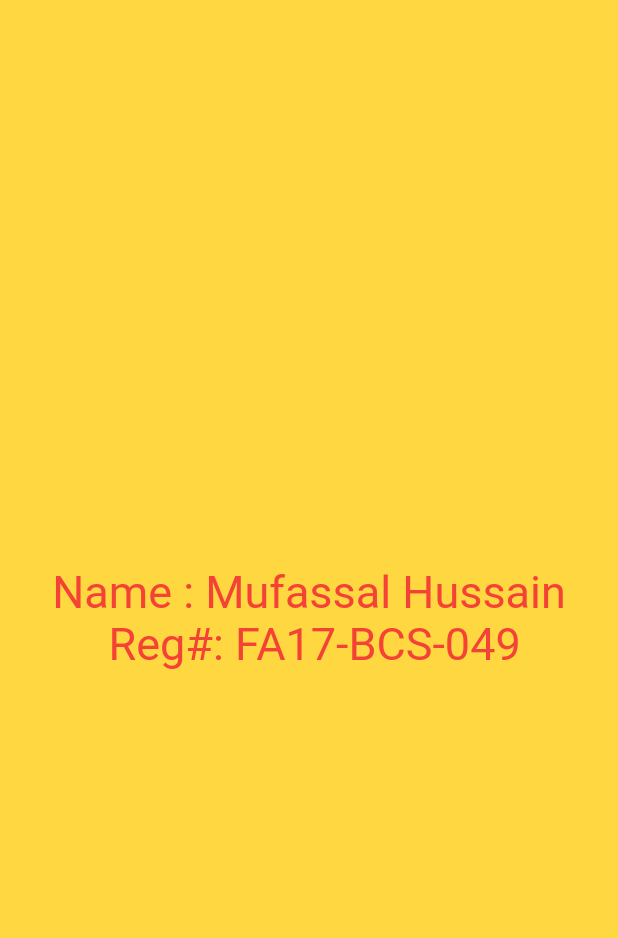
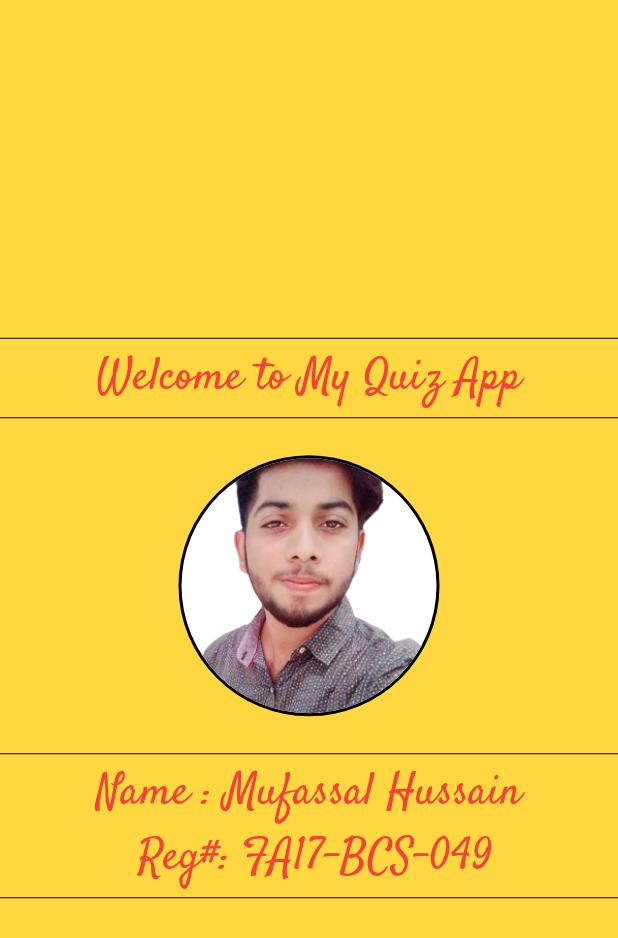
Before and after one commit to mufassalhussain/BSCS_B15_SEC_A_049, a Flutter app: the splashscreen screen opened directly, on a phone screen of 412 x 824 dp. Shown: the top 938 px of the screen. Run offline on Flutter 3.47's test engine with Material 2 defaults, Android fonts, the phone set to English and light mode, and no system bars; our stand-ins replace audioplayers.

Commit message:
added my pic in splash screen
my pic in splash screen,added font,added pics and update pubspec

```diff
--- a/quizapp_project/lib/splashscreen.dart
+++ b/quizapp_project/lib/splashscreen.dart
@@ -25,7 +25,52 @@ class _splashscreenState extends State<splashscreen> {
     return Scaffold(
       backgroundColor: Colors.amberAccent,
       body: Center(
-        child: Text(
+          child: Column(
+        mainAxisAlignment: MainAxisAlignment.center,
+        children: <Widget>[
+          SizedBox(
+            height: 10.0,
+            child: Divider(
+              color: Colors.black,
+            ),
+          ),
+          Text(
+            'Welcome to My Quiz App',
+            style: TextStyle(
+              fontSize: 30.0,
+              color: Colors.red,
+              fontFamily: "Satisfy",
+            ),
+            textAlign: TextAlign.center,
+          ),
+          SizedBox(
+            height: 10.0,
+            child: Divider(
+              color: Colors.black,
+            ),
+          ),
+          SizedBox(
+            height: 20.0,
+          ),
+          CircleAvatar(
+            radius: 87,
+            backgroundColor: Colors.black,
+            child: CircleAvatar(
+              backgroundColor: Colors.white,
+              radius: 85,
+              backgroundImage: AssetImage('images/Mufassalprofile.png'),
+            ),
+          ),
+          SizedBox(
+            height: 20.0,
+          ),
+          SizedBox(
+            height: 10.0,
+            child: Divider(
+              color: Colors.black,
+            ),
+          ),
+          Text(
             'Name : Mufassal Hussain\n Reg#: FA17-BCS-049',
             style: TextStyle(
               fontSize: 30.0,
@@ -34,7 +79,14 @@ class _splashscreenState extends State<splashscreen> {
             ),
             textAlign: TextAlign.center,
           ),
+          SizedBox(
+            height: 10.0,
+            child: Divider(
+              color: Colors.black,
             ),
+          ),
+        ],
+      )),
     );
   }
 }
```
Also changed, not shown: quizapp_project/pubspec.yaml (+7 -8 lines), quizapp_project/fonts/Satisfy.ttf (added), quizapp_project/images/Mufassalprofile.png (added), 1 other file. Lines whose indentation alone changed are shown as unchanged.
